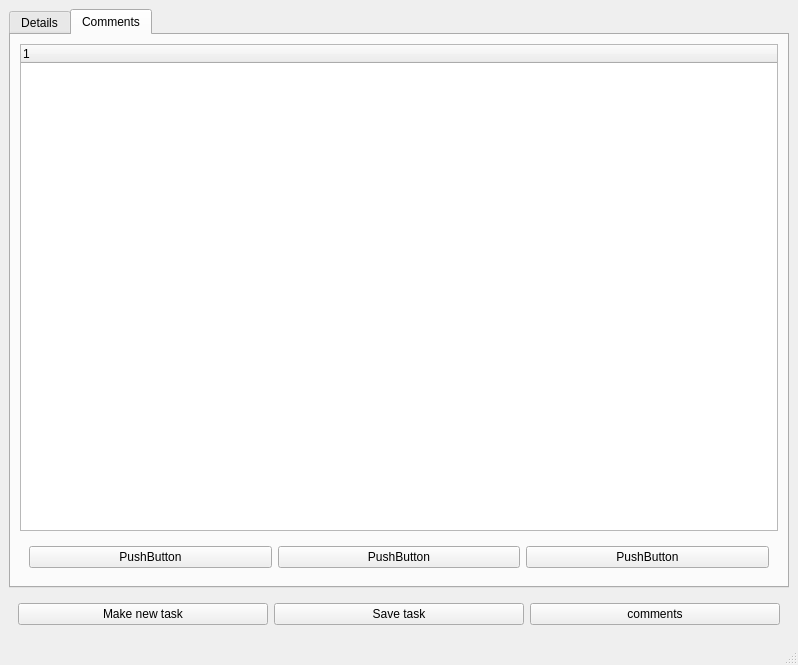
First picture: the form in ToDoListServer/taskwindow.ui, repository captain-moji/To_Do_List_Project, before the edit.
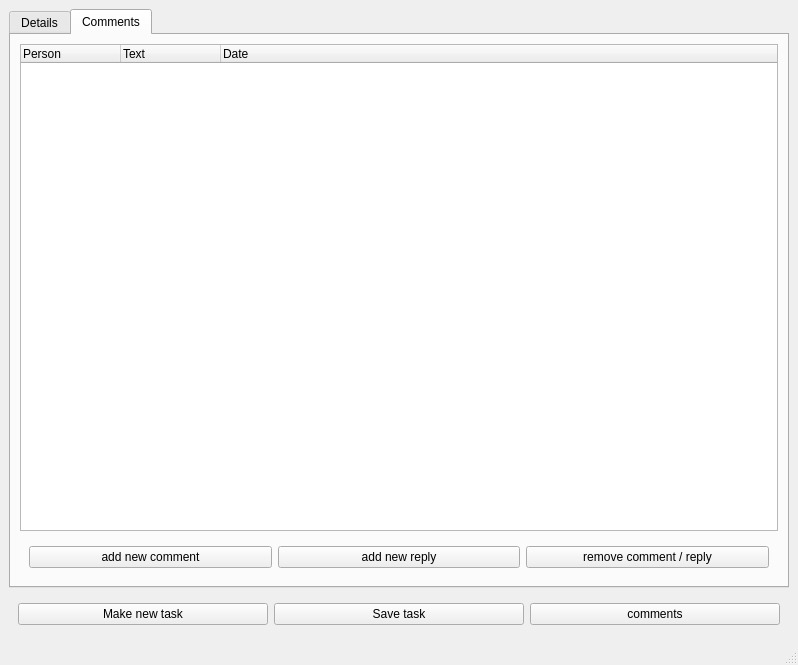
Second picture: the form after the edit. The open tabs and pages were chosen to show the change.

Commit message: Client comment system completed

```diff
--- a/ToDoListServer/taskwindow.ui
+++ b/ToDoListServer/taskwindow.ui
@@ -251,7 +251,17 @@
          <widget class="QTreeWidget" name="treeWidget">
           <column>
            <property name="text">
-            <string notr="true">1</string>
+            <string notr="true">Person</string>
+           </property>
+          </column>
+          <column>
+           <property name="text">
+            <string>Text</string>
+           </property>
+          </column>
+          <column>
+           <property name="text">
+            <string>Date</string>
            </property>
           </column>
          </widget>
@@ -262,21 +272,21 @@
            <item>
             <widget class="QPushButton" name="pushButton_3">
              <property name="text">
-              <string>PushButton</string>
+              <string>add new comment</string>
              </property>
             </widget>
            </item>
            <item>
             <widget class="QPushButton" name="pushButton_2">
              <property name="text">
-              <string>PushButton</string>
+              <string>add new reply</string>
              </property>
             </widget>
            </item>
            <item>
             <widget class="QPushButton" name="pushButton">
              <property name="text">
-              <string>PushButton</string>
+              <string>remove comment / reply</string>
              </property>
             </widget>
            </item>
```
Left out of the diff: 40 changed lines with no effect on the pictures. The commit also changes 15 other files.
